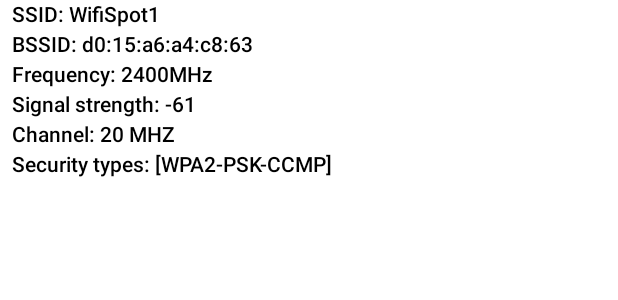
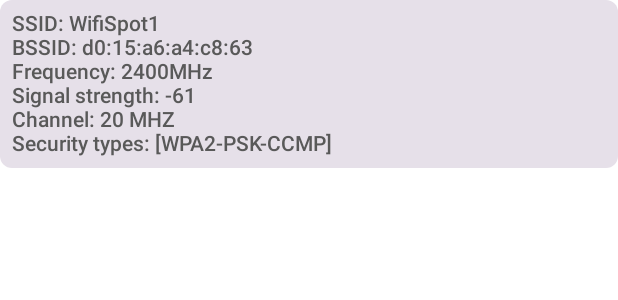
Before and after one commit to VasylTkachovGL/WifiStats, an Android app built with Jetpack Compose: the @Preview function ListItemPreview, on a phone screen of 412 x 824 dp. Shown: the top 300 px of the screen. Run offline under Robolectric (Android 15) with nearby library versions, the light colour scheme and no system bars.

Commit message:
place info in cards

```diff
--- a/app/src/main/java/com/globallogic/wifistats/ui/WifiListItem.kt
+++ b/app/src/main/java/com/globallogic/wifistats/ui/WifiListItem.kt
@@ -1,6 +1,8 @@
 package com.globallogic.wifistats.ui
 
 import androidx.compose.foundation.layout.*
+import androidx.compose.foundation.shape.RoundedCornerShape
+import androidx.compose.material3.Card
 import androidx.compose.material3.Text
 import androidx.compose.runtime.Composable
 import androidx.compose.ui.Modifier
@@ -11,64 +13,38 @@ import androidx.compose.ui.unit.dp
 import androidx.compose.ui.unit.sp
 import com.globallogic.wifistats.model.ChannelWidth
 import com.globallogic.wifistats.model.WifiData
+import com.globallogic.wifistats.ui.common.BodyText
 
 @Composable
 fun WifiListItem(data: WifiData) {
-    Column(Modifier.fillMaxWidth()) {
-        Text(
-            text = "SSID: ${data.ssid}",
-            Modifier.padding(horizontal = 8.dp, vertical = 2.dp),
-            style = TextStyle(
-                fontWeight = FontWeight.W500,
-                fontSize = 14.sp
-            )
-        )
-        Text(
-            text = "BSSID: ${data.bssid}",
-            Modifier.padding(horizontal = 8.dp, vertical = 2.dp),
-            style = TextStyle(
-                fontWeight = FontWeight.W500,
-                fontSize = 14.sp
-            )
-        )
-        Text(
-            text = "Frequency: ${data.frequency}MHz",
-            Modifier.padding(horizontal = 8.dp, vertical = 2.dp),
-            style = TextStyle(
-                fontWeight = FontWeight.W500,
-                fontSize = 14.sp
-            )
-        )
-        Text(
-            text = "Signal strength: ${data.rssi}",
-            Modifier.padding(horizontal = 8.dp, vertical = 2.dp),
-            style = TextStyle(
-                fontWeight = FontWeight.W500,
-                fontSize = 14.sp
-            )
-        )
-        Text(
-            text = "Channel: ${data.channelWidth}",
-            Modifier.padding(horizontal = 8.dp, vertical = 2.dp),
-            style = TextStyle(
-                fontWeight = FontWeight.W500,
-                fontSize = 14.sp
-            )
-        )
-        Text(
-            text = "Security types: ${data.capabilities}",
-            Modifier.padding(horizontal = 8.dp, vertical = 2.dp),
-            style = TextStyle(
-                fontWeight = FontWeight.W500,
-                fontSize = 14.sp
-            )
-        )
-        Spacer(modifier = Modifier.height(4.dp))
+    Card(shape = RoundedCornerShape(8.dp)) {
+        Column(
+            Modifier
+                .padding(8.dp)
+                .fillMaxWidth()
+        ) {
+            BodyText("SSID: ${data.ssid}")
+            BodyText("BSSID: ${data.bssid}")
+            BodyText("Frequency: ${data.frequency}MHz")
+            BodyText("Signal strength: ${data.rssi}")
+            BodyText("Channel: ${data.channelWidth}")
+            BodyText("Security types: ${data.capabilities}")
+        }
     }
+    Spacer(modifier = Modifier.height(8.dp))
 }
 
 @Preview
 @Composable
 fun ListItemPreview() {
-    WifiListItem(WifiData("WifiSpot1", "d0:15:a6:a4:c8:63", 2400, ChannelWidth.CHANNEL_WIDTH_20MHZ.title, -61, "[WPA2-PSK-CCMP]"))
+    WifiListItem(
+        WifiData(
+            "WifiSpot1",
+            "d0:15:a6:a4:c8:63",
+            2400,
+            ChannelWidth.CHANNEL_WIDTH_20MHZ.title,
+            -61,
+            "[WPA2-PSK-CCMP]"
+        )
+    )
 }
--- /dev/null
+++ b/app/src/main/java/com/globallogic/wifistats/ui/common/CustomText.kt
@@ -0,0 +1,55 @@
+package com.globallogic.wifistats.ui.common
+
+import androidx.compose.foundation.layout.Column
+import androidx.compose.foundation.layout.Spacer
+import androidx.compose.foundation.layout.fillMaxSize
+import androidx.compose.foundation.layout.height
+import androidx.compose.material3.MaterialTheme
+import androidx.compose.material3.Surface
+import androidx.compose.material3.Text
+import androidx.compose.runtime.Composable
+import androidx.compose.ui.Modifier
+import androidx.compose.ui.modifier.modifierLocalConsumer
+import androidx.compose.ui.text.TextStyle
+import androidx.compose.ui.text.font.FontWeight
+import androidx.compose.ui.text.style.TextAlign
+import androidx.compose.ui.tooling.preview.Preview
+import androidx.compose.ui.unit.dp
+import androidx.compose.ui.unit.sp
+import com.globallogic.wifistats.ui.theme.TextBodyColor
+
+@Composable
+fun HeaderText(text: String) {
+    Text(
+        style = TextStyle(
+            fontWeight = FontWeight.W700,
+            fontSize = 16.sp
+        ),
+        text = text.uppercase(),
+        textAlign = TextAlign.Start,
+        color = TextBodyColor
+    )
+}
+
+@Composable
+fun BodyText(text: String) {
+    Text(
+        style = TextStyle(
+            fontWeight = FontWeight.W500,
+            fontSize = 14.sp
+        ),
+        text = text,
+        textAlign = TextAlign.Start,
+        color = TextBodyColor
+    )
+}
+
+@Preview
+@Composable
+fun TextPreview() {
+    Column {
+        HeaderText(text = "Header")
+        Spacer(modifier = Modifier.height(4.dp))
+        BodyText(text = "Body")
+    }
+}
--- a/app/src/main/java/com/globallogic/wifistats/ui/theme/Color.kt
+++ b/app/src/main/java/com/globallogic/wifistats/ui/theme/Color.kt
@@ -9,3 +9,4 @@ val Pink80 = Color(0xFFEFB8C8)
 val Purple40 = Color(0xFF6650a4)
 val PurpleGrey40 = Color(0xFF625b71)
 val Pink40 = Color(0xFF7D5260)
+val TextBodyColor = Color(0xFF595959)
```
Also changed, not shown: app/src/main/java/com/globallogic/wifistats/ui/CollectorScreen.kt (+36 -69 lines).
